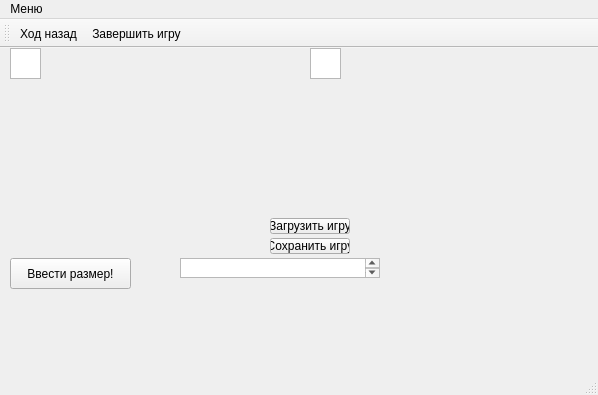
Qt form coursework/work/mainwindow.ui (aberdichevskaya/berdichevskaya_a_g) before a commit.
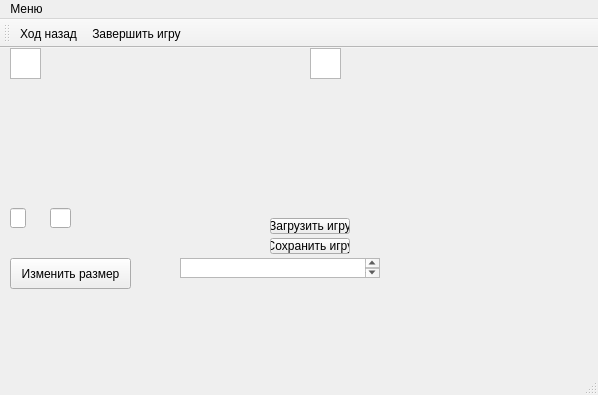
The same form after that commit. Icons and pictures are not drawn.

What changed in the file:
```diff
--- a/coursework/work/mainwindow.ui
+++ b/coursework/work/mainwindow.ui
@@ -50,7 +50,7 @@
           </rect>
         </property>
         <property name="text">
-          <string>Ввести размер!</string>
+     <string>Изменить размер</string>
         </property>
       </widget>
       <widget class="QTextEdit" name="game_status">
@@ -89,6 +89,26 @@
           <string>Загрузить игру</string>
         </property>
       </widget>
+   <widget class="QLineEdit" name="hight">
+    <property name="geometry">
+     <rect>
+      <x>10</x>
+      <y>160</y>
+      <width>16</width>
+      <height>20</height>
+     </rect>
+    </property>
+   </widget>
+   <widget class="QLineEdit" name="weight">
+    <property name="geometry">
+     <rect>
+      <x>50</x>
+      <y>160</y>
+      <width>21</width>
+      <height>20</height>
+     </rect>
+    </property>
+   </widget>
     </widget>
     <widget class="QMenuBar" name="menuBar">
       <property name="geometry">
```
Left out of the diff: 9 changed lines with no effect on the pictures. Lines whose indentation alone changed are shown as unchanged.
